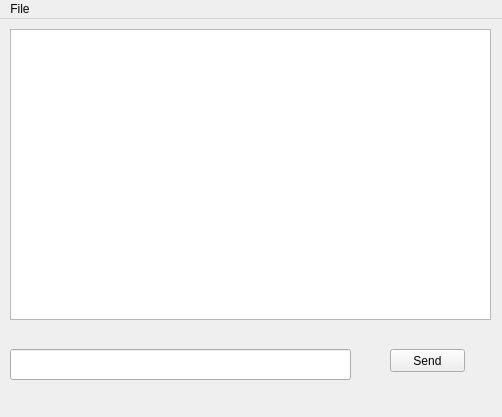
catof21/UNO, file tcp-client/mainwindow.ui: the form before one commit.
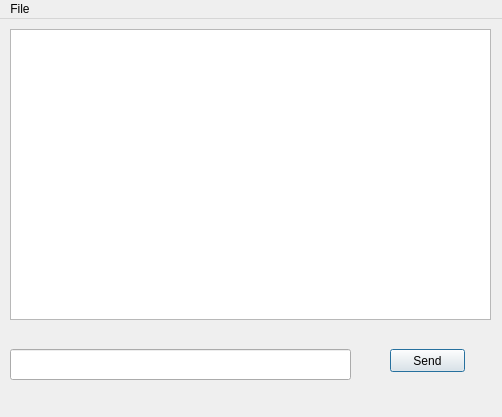
The form after the commit.

```diff
--- a/tcp-client/mainwindow.ui
+++ b/tcp-client/mainwindow.ui
@@ -46,6 +46,12 @@
     <property name="text">
      <string>Send</string>
     </property>
+    <property name="autoDefault">
+     <bool>true</bool>
+    </property>
+    <property name="default">
+     <bool>true</bool>
+    </property>
    </widget>
   </widget>
   <widget class="QMenuBar" name="menuBar">
```
Left out of the diff: 2 changed lines with no effect on the pictures.
